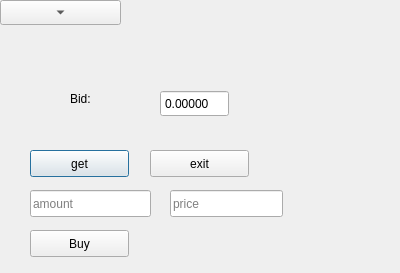
The window that widget.ui (CaoNguyenHcmus/Qt_bitfinex) describes before a commit, drawn with Qt 5.
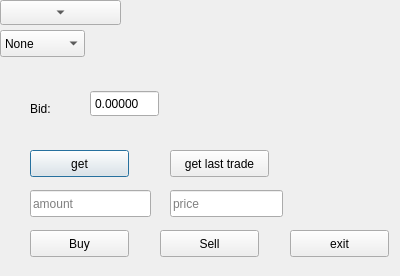
The same window after the commit.

Commit message: + Support sell & get last trade button + Suport convert comma to dot to fix decimal error

Diff of the .ui file:
```diff
--- a/widget.ui
+++ b/widget.ui
@@ -7,7 +7,7 @@
     <x>0</x>
     <y>0</y>
     <width>400</width>
-    <height>273</height>
+    <height>276</height>
    </rect>
   </property>
   <property name="windowTitle">
@@ -16,8 +16,8 @@
   <widget class="QLabel" name="bidsLabelIndicator">
    <property name="geometry">
     <rect>
-     <x>70</x>
-     <y>90</y>
+     <x>30</x>
+     <y>100</y>
      <width>67</width>
      <height>17</height>
     </rect>
@@ -29,7 +29,7 @@
   <widget class="QDoubleSpinBox" name="marketBid">
    <property name="geometry">
     <rect>
-     <x>160</x>
+     <x>90</x>
      <y>90</y>
      <width>69</width>
      <height>27</height>
@@ -64,8 +64,8 @@
   <widget class="QPushButton" name="exitButton">
    <property name="geometry">
     <rect>
-     <x>150</x>
-     <y>150</y>
+     <x>290</x>
+     <y>230</y>
      <width>99</width>
      <height>27</height>
     </rect>
@@ -147,6 +147,47 @@
     <string>price</string>
    </property>
   </widget>
+  <widget class="QPushButton" name="sellButton">
+   <property name="geometry">
+    <rect>
+     <x>160</x>
+     <y>230</y>
+     <width>99</width>
+     <height>27</height>
+    </rect>
+   </property>
+   <property name="text">
+    <string>Sell</string>
+   </property>
+  </widget>
+  <widget class="QPushButton" name="pushButton">
+   <property name="geometry">
+    <rect>
+     <x>170</x>
+     <y>150</y>
+     <width>99</width>
+     <height>27</height>
+    </rect>
+   </property>
+   <property name="text">
+    <string>get last trade</string>
+   </property>
+  </widget>
+  <widget class="QComboBox" name="currencyMenuCombo">
+   <property name="geometry">
+    <rect>
+     <x>0</x>
+     <y>30</y>
+     <width>85</width>
+     <height>27</height>
+    </rect>
+   </property>
+   <item>
+    <property name="text">
+     <string>None</string>
+    </property>
+   </item>
+  </widget>
  </widget>
  <layoutdefault spacing="6" margin="11"/>
  <resources/>
```
The commit also changes 6 other files.
